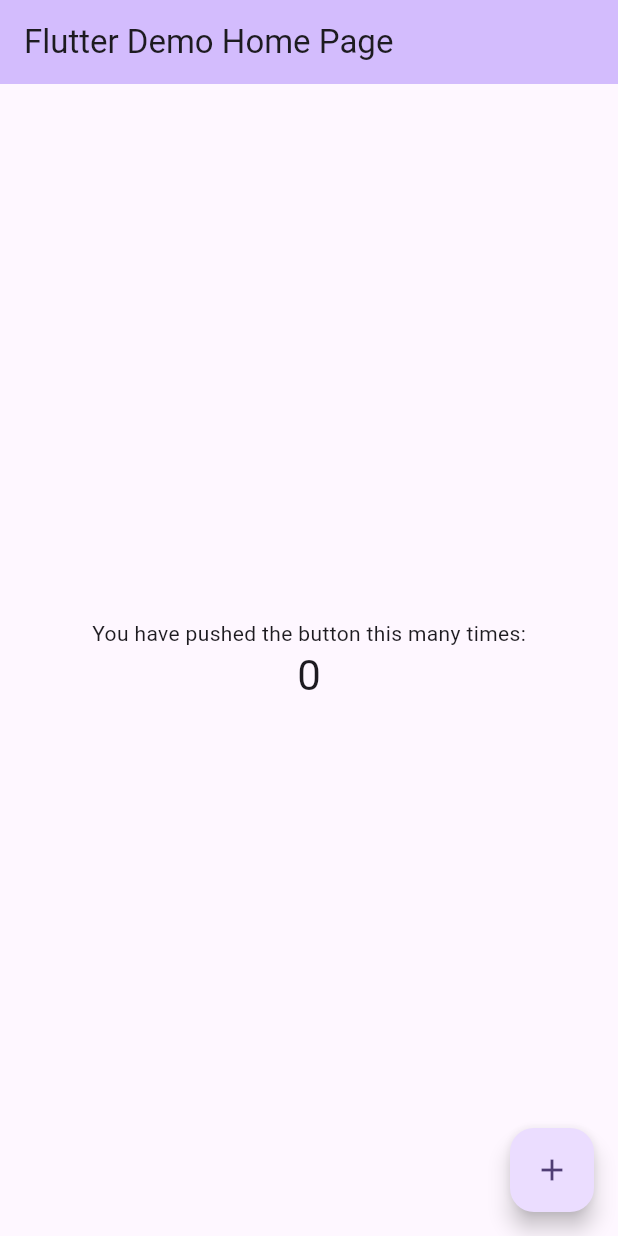
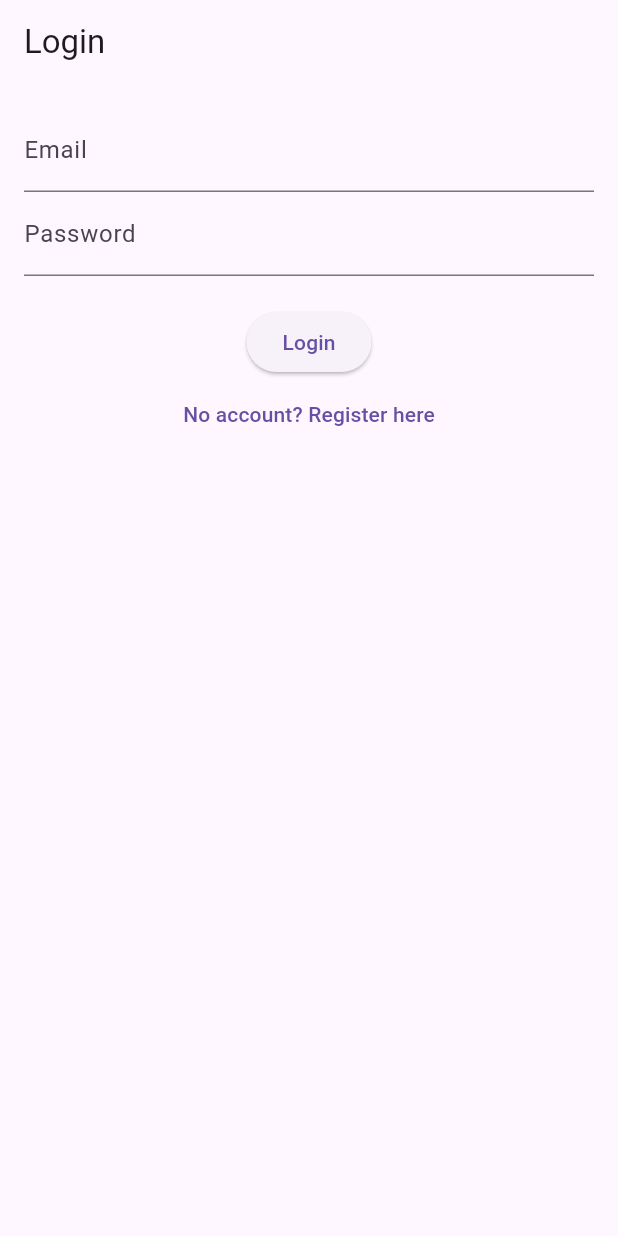
Before and after one commit to sants21/movie-review-app, a Flutter app: the screen it shows after launch, on a phone screen of 412 x 824 dp. Run offline on Flutter 3.47's test engine with Material 3 defaults, Android fonts, the phone set to English and light mode, and no system bars; our stand-ins replace firebase_auth, firebase_core; accounts and stored records are empty.

Commit message:
login/register works

```diff
--- a/lib/main.dart
+++ b/lib/main.dart
@@ -1,122 +1,44 @@
 import 'package:flutter/material.dart';
+import 'package:firebase_core/firebase_core.dart';
+import 'package:firebase_auth/firebase_auth.dart';
+import 'screens/auth/login_screen.dart';
+import 'screens/home_screen.dart';
 
-void main() {
+void main() async {
+  WidgetsFlutterBinding.ensureInitialized();
+  await Firebase.initializeApp();
   runApp(const MyApp());
 }
 
 class MyApp extends StatelessWidget {
   const MyApp({super.key});
 
-  // This widget is the root of your application.
   @override
   Widget build(BuildContext context) {
     return MaterialApp(
-      title: 'Flutter Demo',
+      title: 'Movie Review App',
       theme: ThemeData(
-        // This is the theme of your application.
-        //
-        // TRY THIS: Try running your application with "flutter run". You'll see
-        // the application has a purple toolbar. Then, without quitting the app,
-        // try changing the seedColor in the colorScheme below to Colors.green
-        // and then invoke "hot reload" (save your changes or press the "hot
-        // reload" button in a Flutter-supported IDE, or press "r" if you used
-        // the command line to start the app).
-        //
-        // Notice that the counter didn't reset back to zero; the application
-        // state is not lost during the reload. To reset the state, use hot
-        // restart instead.
-        //
-        // This works for code too, not just values: Most code changes can be
-        // tested with just a hot reload.
-        colorScheme: ColorScheme.fromSeed(seedColor: Colors.deepPurple),
+        primarySwatch: Colors.deepPurple,
       ),
-      home: const MyHomePage(title: 'Flutter Demo Home Page'),
+      home: AuthGate(),
     );
   }
 }
 
-class MyHomePage extends StatefulWidget {
-  const MyHomePage({super.key, required this.title});
-
-  // This widget is the home page of your application. It is stateful, meaning
-  // that it has a State object (defined below) that contains fields that affect
-  // how it looks.
-
-  // This class is the configuration for the state. It holds the values (in this
-  // case the title) provided by the parent (in this case the App widget) and
-  // used by the build method of the State. Fields in a Widget subclass are
-  // always marked "final".
-
-  final String title;
-
-  @override
-  State<MyHomePage> createState() => _MyHomePageState();
-}
-
-class _MyHomePageState extends State<MyHomePage> {
-  int _counter = 0;
-
-  void _incrementCounter() {
-    setState(() {
-      // This call to setState tells the Flutter framework that something has
-      // changed in this State, which causes it to rerun the build method below
-      // so that the display can reflect the updated values. If we changed
-      // _counter without calling setState(), then the build method would not be
-      // called again, and so nothing would appear to happen.
-      _counter++;
-    });
-  }
-
+class AuthGate extends StatelessWidget {
   @override
   Widget build(BuildContext context) {
-    // This method is rerun every time setState is called, for instance as done
-    // by the _incrementCounter method above.
-    //
-    // The Flutter framework has been optimized to make rerunning build methods
-    // fast, so that you can just rebuild anything that needs updating rather
-    // than having to individually change instances of widgets.
-    return Scaffold(
-      appBar: AppBar(
-        // TRY THIS: Try changing the color here to a specific color (to
-        // Colors.amber, perhaps?) and trigger a hot reload to see the AppBar
-        // change color while the other colors stay the same.
-        backgroundColor: Theme.of(context).colorScheme.inversePrimary,
-        // Here we take the value from the MyHomePage object that was created by
-        // the App.build method, and use it to set our appbar title.
-        title: Text(widget.title),
-      ),
-      body: Center(
-        // Center is a layout widget. It takes a single child and positions it
-        // in the middle of the parent.
-        child: Column(
-          // Column is also a layout widget. It takes a list of children and
-          // arranges them vertically. By default, it sizes itself to fit its
-          // children horizontally, and tries to be as tall as its parent.
-          //
-          // Column has various properties to control how it sizes itself and
-          // how it positions its children. Here we use mainAxisAlignment to
-          // center the children vertically; the main axis here is the vertical
-          // axis because Columns are vertical (the cross axis would be
-          // horizontal).
-          //
-          // TRY THIS: Invoke "debug painting" (choose the "Toggle Debug Paint"
-          // action in the IDE, or press "p" in the console), to see the
-          // wireframe for each widget.
-          mainAxisAlignment: MainAxisAlignment.center,
-          children: <Widget>[
-            const Text('You have pushed the button this many times:'),
-            Text(
-              '$_counter',
-              style: Theme.of(context).textTheme.headlineMedium,
-            ),
-          ],
-        ),
-      ),
-      floatingActionButton: FloatingActionButton(
-        onPressed: _incrementCounter,
-        tooltip: 'Increment',
-        child: const Icon(Icons.add),
-      ), // This trailing comma makes auto-formatting nicer for build methods.
+    return StreamBuilder<User?>(
+      stream: FirebaseAuth.instance.authStateChanges(),
+      builder: (context, snapshot) {
+        if (snapshot.connectionState == ConnectionState.waiting) {
+          return const Scaffold(body: Center(child: CircularProgressIndicator()));
+        } else if (snapshot.hasData) {
+          return const HomeScreen();
+        } else {
+          return const LoginScreen();
+        }
+      },
     );
   }
 }
--- /dev/null
+++ b/lib/screens/auth/login_screen.dart
@@ -0,0 +1,56 @@
+import 'package:flutter/material.dart';
+import 'package:firebase_auth/firebase_auth.dart';
+import 'register_screen.dart';
+
+class LoginScreen extends StatefulWidget {
+  const LoginScreen({super.key});
+
+  @override
+  State<LoginScreen> createState() => _LoginScreenState();
+}
+
+class _LoginScreenState extends State<LoginScreen> {
+  final _emailController = TextEditingController();
+  final _passwordController = TextEditingController();
+  bool _loading = false;
+
+  Future<void> _login() async {
+    setState(() => _loading = true);
+    try {
+      await FirebaseAuth.instance.signInWithEmailAndPassword(
+        email: _emailController.text.trim(),
+        password: _passwordController.text,
+      );
+    } catch (e) {
+      ScaffoldMessenger.of(context).showSnackBar(
+        SnackBar(content: Text('Login failed: ${e.toString()}')),
+      );
+    }
+    setState(() => _loading = false);
+  }
+
+  @override
+  Widget build(BuildContext context) {
+    return Scaffold(
+      appBar: AppBar(title: const Text('Login')),
+      body: Padding(
+        padding: const EdgeInsets.all(16),
+        child: Column(
+          children: [
+            TextField(controller: _emailController, decoration: const InputDecoration(labelText: 'Email')),
+            TextField(controller: _passwordController, decoration: const InputDecoration(labelText: 'Password'), obscureText: true),
+            const SizedBox(height: 20),
+            ElevatedButton(
+              onPressed: _loading ? null : _login,
+              child: _loading ? const CircularProgressIndicator() : const Text('Login'),
+            ),
+            TextButton(
+              onPressed: () => Navigator.push(context, MaterialPageRoute(builder: (_) => const RegisterScreen())),
+              child: const Text('No account? Register here'),
+            )
+          ],
+        ),
+      ),
+    );
+  }
+}
--- /dev/null
+++ b/lib/screens/auth/register_screen.dart
@@ -0,0 +1,52 @@
+import 'package:flutter/material.dart';
+import 'package:firebase_auth/firebase_auth.dart';
+
+class RegisterScreen extends StatefulWidget {
+  const RegisterScreen({super.key});
+
+  @override
+  State<RegisterScreen> createState() => _RegisterScreenState();
+}
+
+class _RegisterScreenState extends State<RegisterScreen> {
+  final _emailController = TextEditingController();
+  final _passwordController = TextEditingController();
+  bool _loading = false;
+
+  Future<void> _register() async {
+    setState(() => _loading = true);
+    try {
+      await FirebaseAuth.instance.createUserWithEmailAndPassword(
+        email: _emailController.text.trim(),
+        password: _passwordController.text,
+      );
+      Navigator.pop(context); // return to login screen
+    } catch (e) {
+      ScaffoldMessenger.of(context).showSnackBar(
+        SnackBar(content: Text('Registration failed: ${e.toString()}')),
+      );
+    }
+    setState(() => _loading = false);
+  }
+
+  @override
+  Widget build(BuildContext context) {
+    return Scaffold(
+      appBar: AppBar(title: const Text('Register')),
+      body: Padding(
+        padding: const EdgeInsets.all(16),
+        child: Column(
+          children: [
+            TextField(controller: _emailController, decoration: const InputDecoration(labelText: 'Email')),
+            TextField(controller: _passwordController, decoration: const InputDecoration(labelText: 'Password'), obscureText: true),
+            const SizedBox(height: 20),
+            ElevatedButton(
+              onPressed: _loading ? null : _register,
+              child: _loading ? const CircularProgressIndicator() : const Text('Register'),
+            ),
+          ],
+        ),
+      ),
+    );
+  }
+}
```
Also changed, not shown: lib/screens/home_screen.dart (added, +24 -0 lines).
